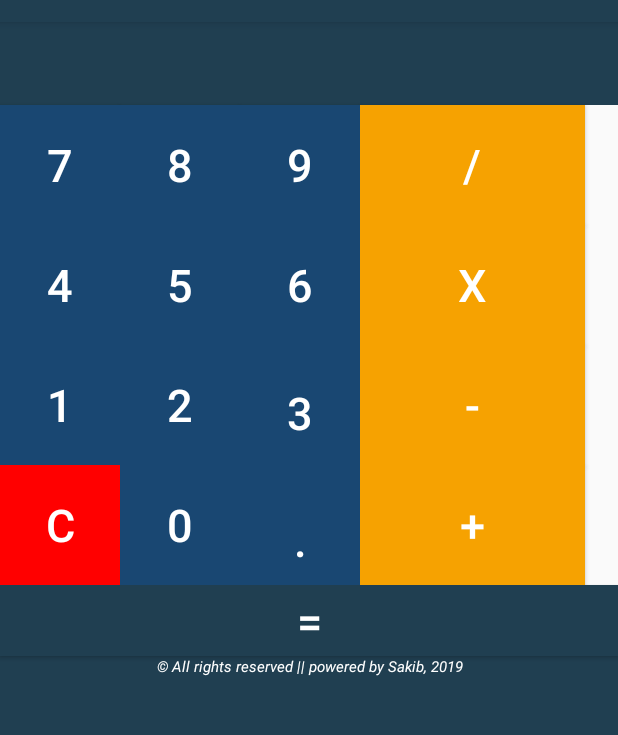
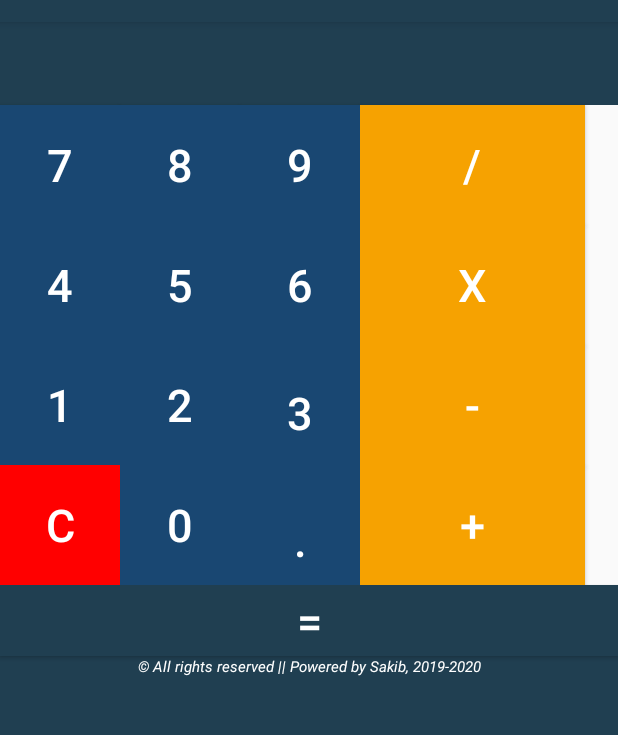
Before and after one commit to sakib213195/Calculator, an Android app: the screen it shows after launch (MainActivity), on a phone screen of 412 x 824 dp, the part 62-797 px from its top. Run offline under Robolectric (Android 15) with nearby library versions, the phone set to English and light mode, and no system bars.

```diff
--- a/app/src/main/res/layout/activity_main.xml
+++ b/app/src/main/res/layout/activity_main.xml
@@ -257,7 +257,7 @@
             android:layout_alignParentLeft="true"
             android:layout_alignParentStart="true"
             android:background="#203f51"
-            android:text="© All rights reserved || powered by Sakib, 2019"
+            android:text="© All rights reserved || Powered by Sakib, 2019-2020"
             android:textAlignment="center"
             />
 
```
